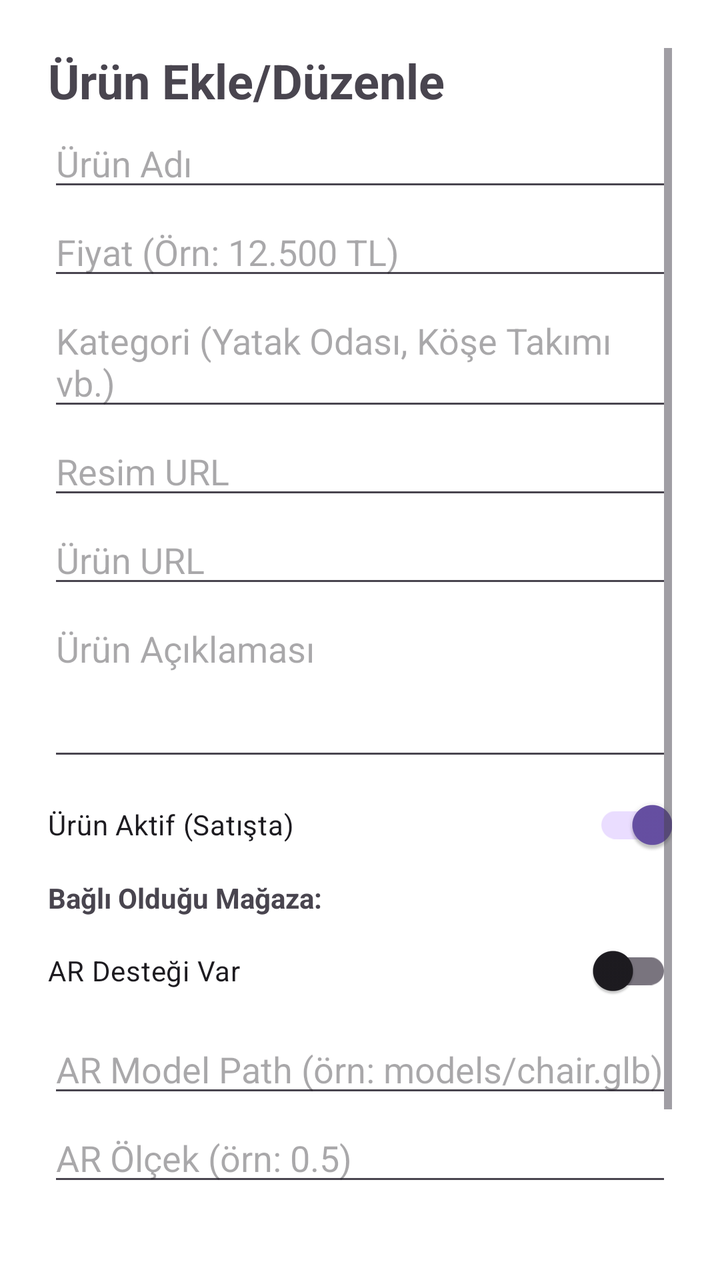
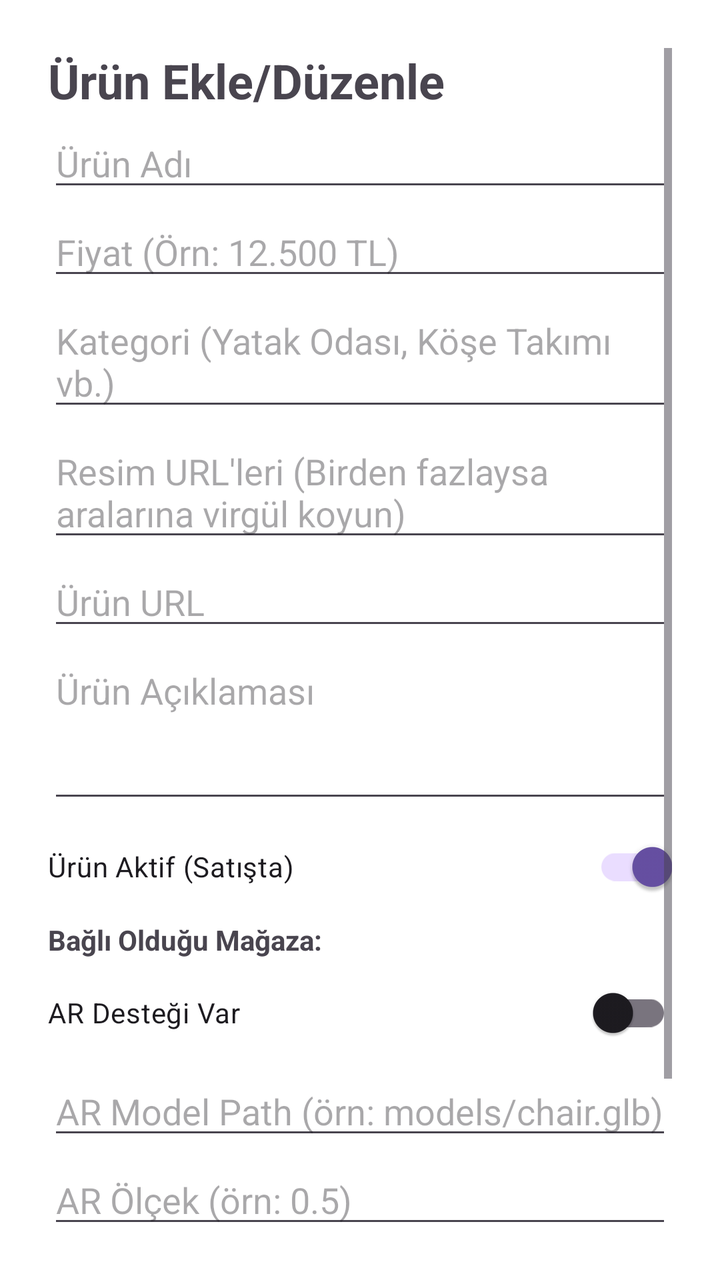

Two renders of the same Android screen: before a commit and after it. Below are the layout's source before the change and the commit's diff.
<!-- AndroidManifest.xml: application theme Theme.Mobiliyum -->
<!-- res/layout/fragment_admin_product_edit.xml -->
<?xml version="1.0" encoding="utf-8"?>
<ScrollView xmlns:android="http://schemas.android.com/apk/res/android"
    android:layout_width="match_parent"
    android:layout_height="match_parent"
    android:padding="24dp"
    android:background="#FFFFFF">

    <LinearLayout
        android:layout_width="match_parent"
        android:layout_height="wrap_content"
        android:orientation="vertical">

        <TextView
            android:id="@+id/tvTitle"
            android:layout_width="wrap_content"
            android:layout_height="wrap_content"
            android:text="Ürün Ekle/Düzenle"
            android:textSize="24sp"
            android:textStyle="bold"
            android:layout_marginBottom="3dp"/>

        <EditText
            android:id="@+id/etProductName"
            android:layout_width="match_parent"
            android:layout_height="wrap_content"
            android:hint="Ürün Adı"/>

        <EditText
            android:id="@+id/etProductPrice"
            android:layout_width="match_parent"
            android:layout_height="wrap_content"
            android:hint="Fiyat (Örn: 12.500 TL)"
            android:inputType="text"
            android:layout_marginTop="3dp"/>

        <EditText
            android:id="@+id/etProductCategory"
            android:layout_width="match_parent"
            android:layout_height="wrap_content"
            android:hint="Kategori (Yatak Odası, Köşe Takımı vb.)"
            android:layout_marginTop="3dp"/>

        <EditText
            android:id="@+id/etProductImage"
            android:layout_width="match_parent"
            android:layout_height="wrap_content"
            android:hint="Resim URL"
            android:layout_marginTop="3dp"/>

        <EditText
            android:id="@+id/etProductUrl"
            android:layout_width="match_parent"
            android:layout_height="wrap_content"
            android:hint="Ürün URL"
            android:layout_marginTop="3dp"/>

        <EditText
            android:id="@+id/etProductDesc"
            android:layout_width="match_parent"
            android:layout_height="wrap_content"
            android:hint="Ürün Açıklaması"
            android:minLines="3"
            android:gravity="top"
            android:layout_marginTop="3dp"/>

        <com.google.android.material.switchmaterial.SwitchMaterial
            android:id="@+id/switchProductActive"
            android:layout_width="match_parent"
            android:layout_height="wrap_content"
            android:text="Ürün Aktif (Satışta)"
            android:checked="true"
            android:layout_marginTop="3dp"/>

        <TextView
            android:layout_width="wrap_content"
            android:layout_height="wrap_content"
            android:text="Bağlı Olduğu Mağaza:"
            android:textStyle="bold"
            android:layout_marginTop="3dp"/>

        <com.google.android.material.switchmaterial.SwitchMaterial
            android:id="@+id/switchHasAR"
            android:layout_width="match_parent"
            android:layout_height="wrap_content"
            android:text="AR Desteği Var"
            android:layout_marginTop="3dp"/>

        <EditText
            android:id="@+id/etArModelPath"
            android:layout_width="match_parent"
            android:layout_height="wrap_content"
            android:hint="AR Model Path (örn: models/chair.glb)"
            android:layout_marginTop="3dp"/>

        <EditText
            android:id="@+id/etArScale"
            android:layout_width="match_parent"
            android:layout_height="wrap_content"
            android:hint="AR Ölçek (örn: 0.5)"
            android:inputType="numberDecimal"
            android:layout_marginTop="3dp"/>

        <Spinner
            android:id="@+id/spinnerStores"
            android:layout_width="match_parent"
            android:layout_height="50dp"
            android:layout_marginTop="3dp"/>

        <Button
            android:id="@+id/btnSaveProduct"
            android:layout_width="match_parent"
            android:layout_height="60dp"
            android:text="Kaydet"
            android:backgroundTint="#673AB7"
            android:layout_marginTop="3dp"/>

        <Button
            android:id="@+id/btnDeleteProduct"
            android:layout_width="match_parent"
            android:layout_height="60dp"
            android:text="Ürünü Sil"
            android:backgroundTint="#D32F2F"
            android:layout_marginTop="3dp"
            android:visibility="gone"/>

    </LinearLayout>
</ScrollView>
<!-- resources referenced by this layout -->
<resources>
  <style name="Theme.Mobiliyum" parent="Base.Theme.Mobiliyum" />
  <style name="Base.Theme.Mobiliyum" parent="Theme.Material3.DayNight.NoActionBar">
          
          
      </style>
</resources>

<!-- the commit's change to res/layout/fragment_admin_product_edit.xml (unified diff, before → after) -->
@@ -41,10 +41,10 @@
             android:layout_marginTop="3dp"/>
 
         <EditText
-            android:id="@+id/etProductImage"
+            android:id="@+id/etProductImages"
             android:layout_width="match_parent"
             android:layout_height="wrap_content"
-            android:hint="Resim URL"
+            android:hint="Resim URL'leri (Birden fazlaysa aralarına virgül koyun)"
             android:layout_marginTop="3dp"/>
 
         <EditText
